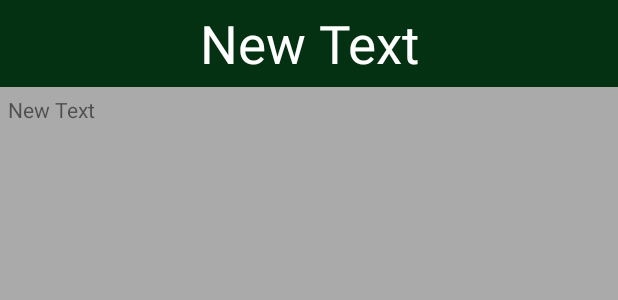
After one commit to prestongarno/ToDoApp, an Android app: the layout edit_note_activity.xml on its own in the app's theme, with its tools: preview values and no code run, on a phone screen of 412 x 824 dp. The commit adds this screen. Shown: the top 300 px of the screen. Run offline under Robolectric (Android 15) with nearby library versions, the phone set to English and light mode, and no system bars.

Commit message:
perfected mainActivity

```diff
--- a/app/src/main/java/com/example/prest/simpletodo/Util.java
+++ b/app/src/main/java/com/example/prest/simpletodo/Util.java
@@ -89,8 +89,5 @@ public class Util {
     public void printStackTrace(Exception e, String TAG){
         StackTraceElement[] ee = e.getStackTrace();
         Log.d(TAG, "EXCEPTION: " + e.getMessage() + "\n");
-        for(StackTraceElement eee : ee) {
-            Log.d(TAG, "\t" + eee.toString());
-        }
     }
 }
--- /dev/null
+++ b/app/src/main/res/layout/edit_note_activity.xml
@@ -0,0 +1,24 @@
+<?xml version="1.0" encoding="utf-8"?>
+<LinearLayout xmlns:android="http://schemas.android.com/apk/res/android"
+    android:orientation="vertical" android:layout_width="match_parent"
+    android:layout_height="match_parent">
+
+    <TextView
+        android:layout_width="match_parent"
+        android:layout_height="wrap_content"
+        android:text="New Text"
+        android:textSize="35sp"
+        android:textColor="@color/textColor"
+        android:padding="5dp"
+        android:gravity="center"
+        android:id="@+id/edit_note_title_bar"
+        android:background="@color/colorPrimaryDark"/>
+
+    <TextView
+        android:layout_width="fill_parent"
+        android:layout_height="fill_parent"
+        android:text="New Text"
+        android:id="@+id/edit_description"
+        android:padding="5dp"
+        android:background="@android:color/darker_gray" />
+</LinearLayout>
--- a/app/src/main/res/menu/main_menu.xml
+++ b/app/src/main/res/menu/main_menu.xml
@@ -1,6 +1,7 @@
 <?xml version="1.0" encoding="utf-8"?>
 <menu xmlns:android="http://schemas.android.com/apk/res/android"
-    xmlns:app="http://schemas.android.com/apk/res-auto">
+    xmlns:app="http://schemas.android.com/apk/res-auto"
+    android:descendantFocusability="blocksDescendants">
 
     <item android:title="Delete"
         android:id="@+id/main_menu_delete_note"
```
Also changed, not shown: app/src/main/java/com/example/prest/simpletodo/MainActivity.java (+40 -31 lines), app/src/main/java/com/example/prest/simpletodo/note.java (+11 -14 lines), app/src/main/java/com/example/prest/simpletodo/notesManager.java (+15 -24 lines).
